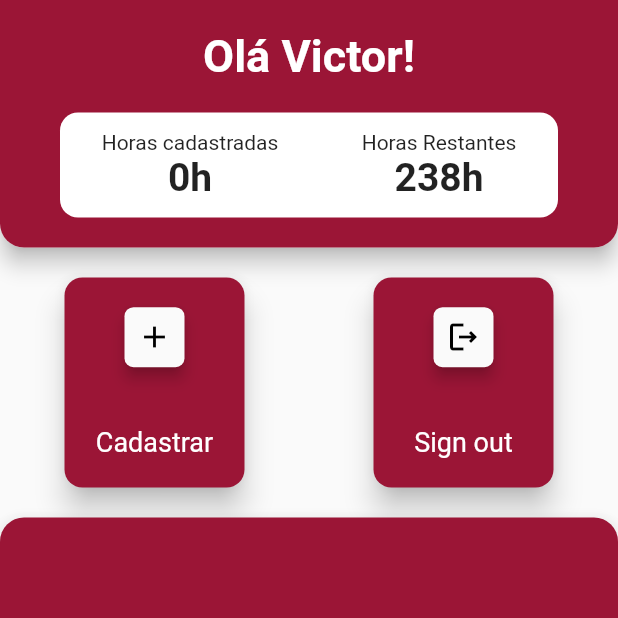
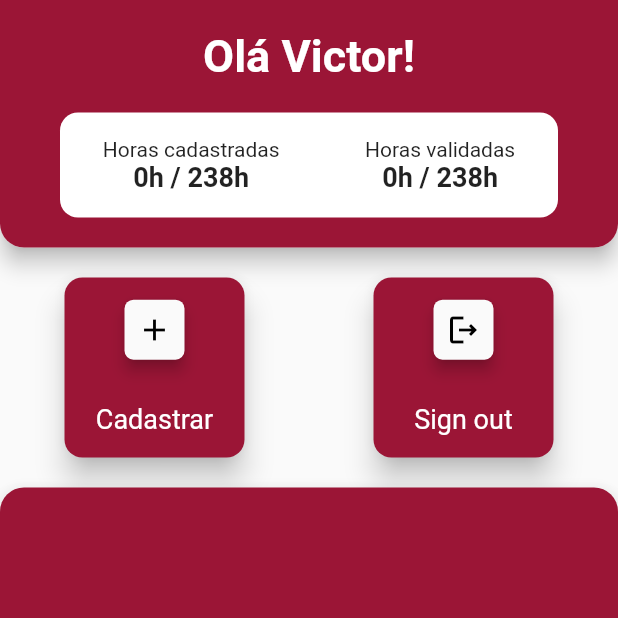
Before and after one commit to JonasCSilva/for_hour, a Flutter app: the screen it shows once a user with an empty profile is signed in, on a phone screen of 412 x 824 dp, the top half of it. Run offline on Flutter 3.47's test engine with Material 2 defaults, Android fonts, the phone set to English and light mode, and no system bars; our stand-ins replace cloud_firestore, file_picker, firebase_auth, firebase_core, firebase_storage; missing offline and left inert: flutter_picker; accounts and stored records are empty.

Commit message:
minor improvements

```diff
--- a/lib/home_button.dart
+++ b/lib/home_button.dart
@@ -15,7 +15,7 @@ class HomeButton extends StatelessWidget {
   @override
   Widget build(BuildContext context) {
     return SizedBox(
-        height: 140,
+        height: 120,
         width: 120,
         child: ElevatedButton(
           style: ElevatedButton.styleFrom(
--- a/lib/home_page.dart
+++ b/lib/home_page.dart
@@ -15,7 +15,8 @@ class HomePage extends StatefulWidget {
 class _HomePageState extends State<HomePage> {
   List<Map<String, dynamic>> _entries = <Map<String, dynamic>>[];
 
-  num _hours = 0;
+  num _registeredHours = 0;
+  num _validatedHours = 0;
 
   _signOut() async {
     await FirebaseAuth.instance.signOut();
@@ -23,22 +24,29 @@ class _HomePageState extends State<HomePage> {
 
   @override
   void initState() {
+    super.initState();
     FirebaseFirestore.instance
-        .collection("users/tIeMjnsFX2Ur69clWHgJvCxxltc2/certificates")
+        .collection(
+            "users/${FirebaseAuth.instance.currentUser!.uid}/certificates")
         .get()
         .then((event) {
-      final List<Map<String, dynamic>> test = [];
-      num test2 = 0;
+      final List<Map<String, dynamic>> entries = [];
+      num registeredHours = 0;
+      num validatedHours = 0;
       for (var doc in event.docs) {
-        test.add(doc.data());
-        test2 += doc.data()['hours'];
+        entries.add(doc.data());
+        num documentHours = doc.data()['hours'];
+        registeredHours += documentHours;
+        if (doc.data()['isValidated'] == true) {
+          validatedHours += documentHours;
+        }
       }
       setState(() {
-        _entries = test;
-        _hours = test2;
+        _entries = entries;
+        _registeredHours = registeredHours;
+        _validatedHours = validatedHours;
       });
     });
-    super.initState();
   }
 
   @override
@@ -81,18 +89,19 @@ class _HomePageState extends State<HomePage> {
                                 mainAxisAlignment: MainAxisAlignment.center,
                                 children: [
                                   const Text('Horas cadastradas'),
-                                  Text('${_hours.toString()}h',
+                                  Text('${_registeredHours.toString()}h / 238h',
                                       style: const TextStyle(
-                                          fontSize: 26,
+                                          fontSize: 18,
                                           fontWeight: FontWeight.w700))
                                 ]),
                             Column(
                                 mainAxisAlignment: MainAxisAlignment.center,
                                 children: [
-                                  const Text('Horas Restantes'),
-                                  Text('${(238 - _hours).toString()}h',
+                                  const Text('Horas validadas'),
+                                  Text(
+                                      '${(_validatedHours).toString()}h / 238h',
                                       style: const TextStyle(
-                                          fontSize: 26,
+                                          fontSize: 18,
                                           fontWeight: FontWeight.w700))
                                 ])
                           ]))
@@ -143,13 +152,13 @@ class _HomePageState extends State<HomePage> {
                             Text(_entries[index]['category'],
                                 style: const TextStyle(fontSize: 18)),
                             Text(
-                                _entries[index]['isValidadated'] == null
+                                _entries[index]['isValidated'] != true
                                     ? 'Não validado'
                                     : 'Validado',
                                 style: TextStyle(
                                     fontSize: 16,
                                     color:
-                                        _entries[index]['isValidated'] == null
+                                        _entries[index]['isValidated'] != true
                                             ? Colors.red
                                             : Colors.green))
                           ])),
```
Also changed, not shown: lib/register_page.dart (+15 -8 lines).
